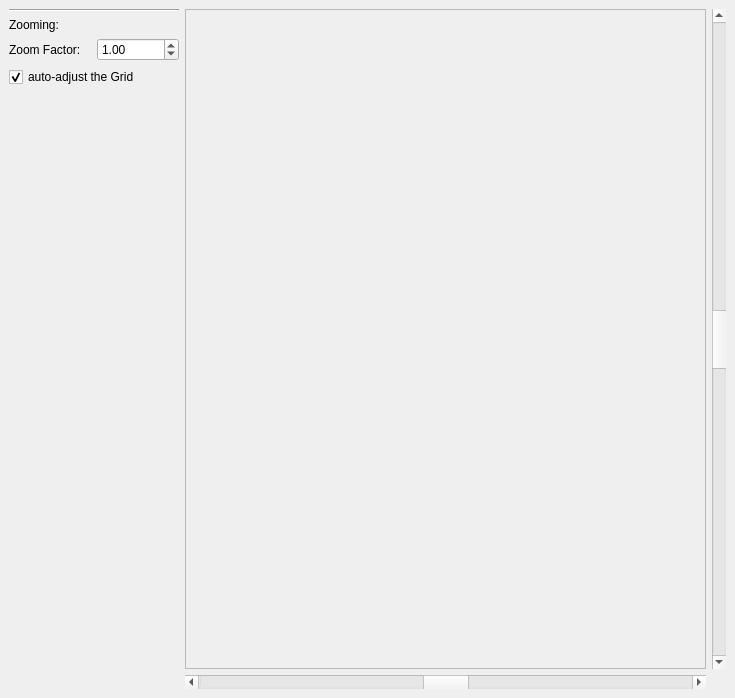
Above: examples/Zoom/ScrollBars/mainwindow.ui from KDAB/KDChart before the change. Below: the same form after it.
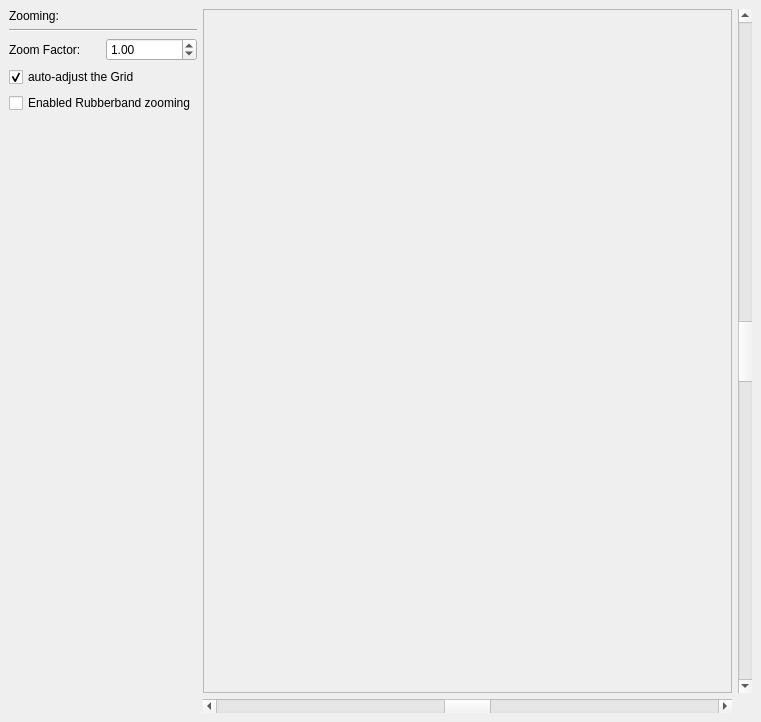
That is the form after the change. Icons and pictures are not drawn.

Commit message: Added a checkbox for enabling/disabling rubberband zooming

Diff of the .ui file:
```diff
--- a/examples/Zoom/ScrollBars/mainwindow.ui
+++ b/examples/Zoom/ScrollBars/mainwindow.ui
@@ -5,8 +5,8 @@
    <rect>
     <x>0</x>
     <y>0</y>
-    <width>735</width>
-    <height>698</height>
+    <width>761</width>
+    <height>722</height>
    </rect>
   </property>
   <property name="windowTitle" >
@@ -22,7 +22,7 @@
    <property name="spacing" >
     <number>6</number>
    </property>
-   <item row="3" column="0" >
+   <item row="1" column="0" >
     <spacer>
      <property name="orientation" >
       <enum>Qt::Vertical</enum>
@@ -30,12 +30,12 @@
      <property name="sizeHint" >
       <size>
        <width>170</width>
-       <height>551</height>
+       <height>521</height>
       </size>
      </property>
     </spacer>
    </item>
-   <item row="2" column="0" >
+   <item row="0" column="0" >
     <layout class="QGridLayout" >
      <property name="margin" >
       <number>0</number>
@@ -43,7 +43,7 @@
      <property name="spacing" >
       <number>6</number>
      </property>
-     <item row="0" column="1" >
+     <item row="2" column="1" >
       <widget class="QDoubleSpinBox" name="zoomFactorSB" >
        <property name="maximum" >
         <double>40.000000000000000</double>
@@ -59,14 +59,35 @@
        </property>
       </widget>
      </item>
-     <item row="0" column="0" >
+     <item row="0" column="0" colspan="2" >
+      <widget class="QLabel" name="zoomingLB" >
+       <property name="text" >
+        <string>Zooming:</string>
+       </property>
+      </widget>
+     </item>
+     <item row="2" column="0" >
       <widget class="QLabel" name="zoomFactorLB" >
        <property name="text" >
         <string>Zoom Factor:</string>
        </property>
       </widget>
      </item>
+     <item row="4" column="0" colspan="2" >
+      <widget class="QCheckBox" name="rubberBandZoomCB" >
+       <property name="text" >
+        <string>Enabled Rubberband zooming</string>
+       </property>
+      </widget>
+     </item>
      <item row="1" column="0" colspan="2" >
+      <widget class="Line" name="line_3" >
+       <property name="orientation" >
+        <enum>Qt::Horizontal</enum>
+       </property>
+      </widget>
+     </item>
+     <item row="3" column="0" colspan="2" >
       <widget class="QCheckBox" name="adjustGridCB" >
        <property name="text" >
         <string>auto-adjust the Grid</string>
@@ -78,21 +99,7 @@
      </item>
     </layout>
    </item>
-   <item row="1" column="0" >
-    <widget class="QLabel" name="zoomingLB" >
-     <property name="text" >
-      <string>Zooming:</string>
-     </property>
-    </widget>
-   </item>
-   <item row="0" column="0" >
-    <widget class="Line" name="line_3" >
-     <property name="orientation" >
-      <enum>Qt::Horizontal</enum>
-     </property>
-    </widget>
-   </item>
-   <item rowspan="4" row="0" column="1" >
+   <item rowspan="2" row="0" column="1" >
     <widget class="QSplitter" name="splitter" >
      <property name="orientation" >
       <enum>Qt::Horizontal</enum>
@@ -113,7 +120,7 @@
      </widget>
     </widget>
    </item>
-   <item row="4" column="1" >
+   <item row="2" column="1" >
     <widget class="QScrollBar" name="hSBar" >
      <property name="maximum" >
       <number>999</number>
@@ -132,7 +139,7 @@
      </property>
     </widget>
    </item>
-   <item rowspan="4" row="0" column="2" >
+   <item rowspan="2" row="0" column="2" >
     <widget class="QScrollBar" name="vSBar" >
      <property name="maximum" >
       <number>999</number>
```
Left out of the diff: 2 changed lines with no effect on the pictures. The commit also changes 2 other files.
